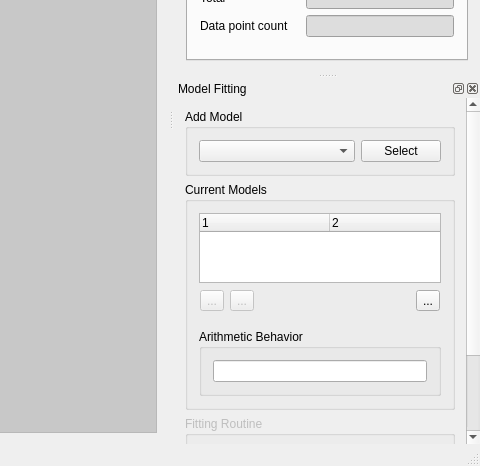
Before: the Qt Designer form specviz/ui/qt/uic/source/mainwindow.ui in astropy/specutils, drawn with Qt 5; both pictures show x 800 to 1280 and y 254 to 720 of the 1280 by 720 pixel window.
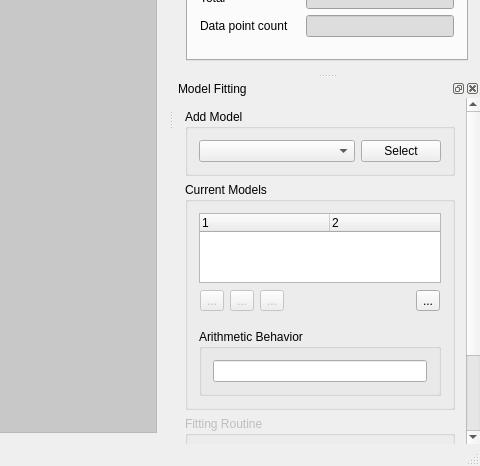
After: the same form once the commit is applied. Icons and pictures are not drawn.

Commit message: Save, export, and load model to/from file.

```diff
--- a/specviz/ui/qt/uic/source/mainwindow.ui
+++ b/specviz/ui/qt/uic/source/mainwindow.ui
@@ -694,8 +694,8 @@
          <rect>
           <x>0</x>
           <y>0</y>
-          <width>306</width>
-          <height>481</height>
+          <width>322</width>
+          <height>482</height>
          </rect>
         </property>
         <layout class="QVBoxLayout" name="verticalLayout_8">
@@ -825,6 +825,29 @@
                 </property>
                </widget>
               </item>
+              <item>
+               <widget class="QToolButton" name="exportModelButton">
+                <property name="enabled">
+                 <bool>false</bool>
+                </property>
+                <property name="toolTip">
+                 <string>Export models to .py file</string>
+                </property>
+                <property name="text">
+                 <string>...</string>
+                </property>
+                <property name="icon">
+                 <iconset resource="icon_resource.qrc">
+                  <normaloff>:/img/Save-48.png</normaloff>:/img/Save-48.png</iconset>
+                </property>
+                <property name="iconSize">
+                 <size>
+                  <width>14</width>
+                  <height>14</height>
+                 </size>
+                </property>
+               </widget>
+              </item>
               <item>
                <spacer name="horizontalSpacer_3">
                 <property name="orientation">
```
The commit also changes 11 other files.
